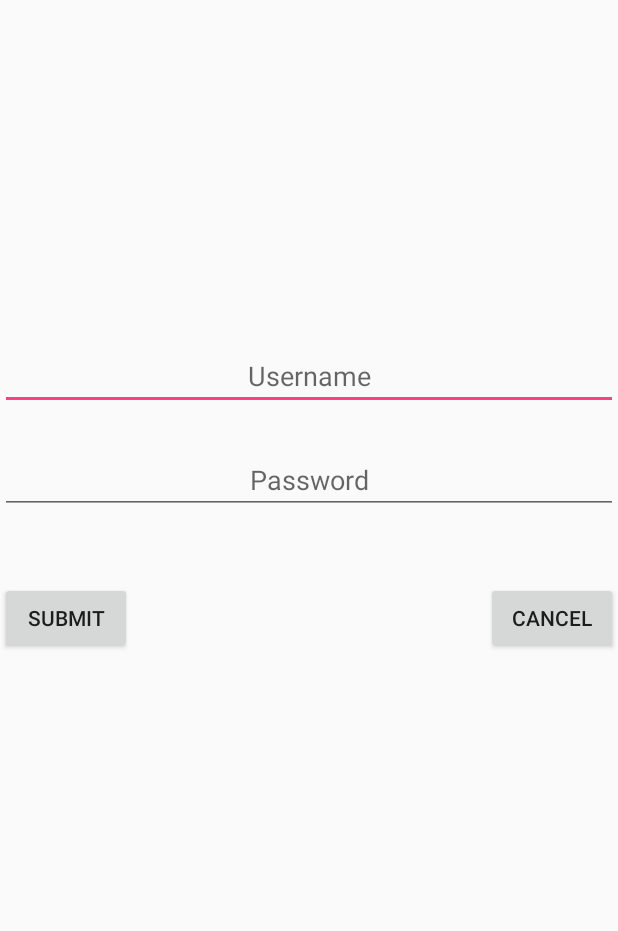
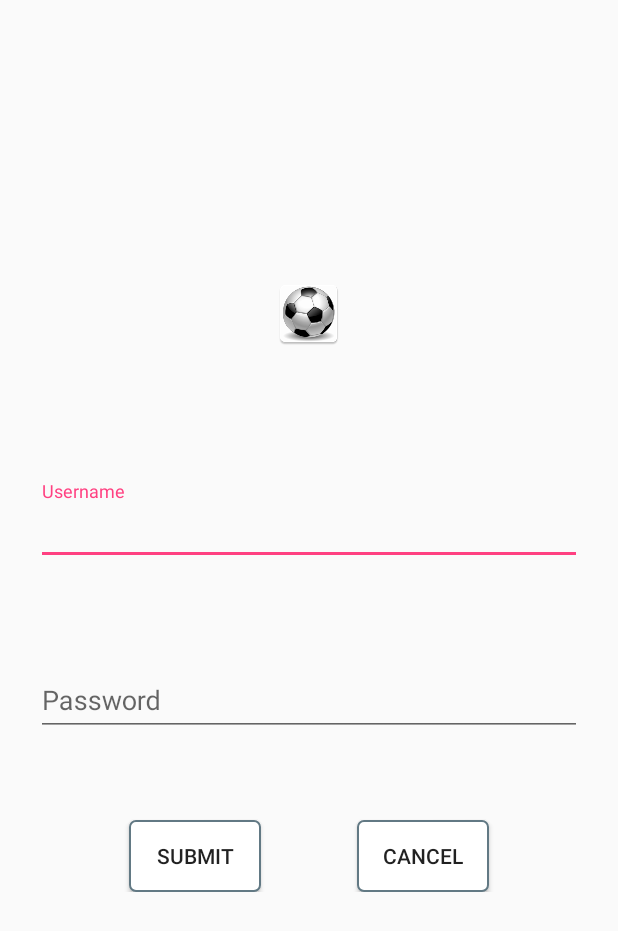
Before and after one commit to Mbukutshe/SoccerApp, an Android app: the LoginActivity screen opened directly, with no data from a screen before it, on a phone screen of 412 x 824 dp. Shown: the top 931 px of the screen. Run offline under Robolectric (Android 15) with nearby library versions, the phone set to English and light mode, and no system bars.

Commit message:
layout changes

```diff
--- a/app/src/main/AndroidManifest.xml
+++ b/app/src/main/AndroidManifest.xml
@@ -6,6 +6,7 @@
     <uses-permission android:name="android.permission.GET_ACCOUNTS" />
     <uses-permission android:name="android.permission.READ_PROFILE" />
     <uses-permission android:name="android.permission.READ_CONTACTS" />
+    <uses-permission android:name="android.permission.INTERNET"/>
 
     <application
         android:allowBackup="true"
--- /dev/null
+++ b/app/src/main/res/drawable/button_background.xml
@@ -0,0 +1,66 @@
+<?xml version="1.0" encoding="utf-8"?>
+<selector xmlns:android="http://schemas.android.com/apk/res/android">
+    <item
+        android:state_pressed="true">
+        <shape
+            xmlns:android="http://schemas.android.com/apk/res/android"
+            android:shape="rectangle">
+            <corners
+                android:radius="4dp"
+                />
+            <gradient
+                android:angle="45"
+                android:centerX="35%"
+                android:centerColor="#627984"
+                android:startColor="#627984"
+                android:endColor="#627984"
+                android:type="linear"
+                />
+            <padding
+                android:left="0dp"
+                android:top="0dp"
+                android:right="0dp"
+                android:bottom="0dp"
+                />
+            <size
+                android:width="80dp"
+                android:height="30dp"
+                />
+            <stroke
+                android:width="1dp"
+                android:color="#627984"
+                />
+        </shape>
+    </item>
+    <item android:state_pressed="false">
+        <shape
+            xmlns:android="http://schemas.android.com/apk/res/android"
+            android:shape="rectangle">
+            <corners
+                android:radius="4dp"
+                />
+            <gradient
+                android:angle="45"
+                android:centerX="35%"
+                android:centerColor="#FFFFFF"
+                android:startColor="#FFFFFF"
+                android:endColor="#FFFFFF"
+                android:type="linear"
+                />
+            <padding
+                android:left="0dp"
+                android:top="0dp"
+                android:right="0dp"
+                android:bottom="0dp"
+                />
+            <size
+                android:width="80dp"
+                android:height="30dp"
+                />
+            <stroke
+                android:width="1dp"
+                android:color="#627984"
+                />
+        </shape>
+    </item>
+</selector>
--- a/app/src/main/res/layout/activity_confirmation.xml
+++ b/app/src/main/res/layout/activity_confirmation.xml
@@ -9,11 +9,11 @@ tools:context="com.cloudflare.soccerapp.MainActivity">
 
 <Button
     android:id="@+id/btnStart"
+    android:background="@drawable/button_background"
     android:layout_width="wrap_content"
     android:layout_height="wrap_content"
     android:layout_alignParentBottom="true"
-    android:layout_alignParentRight="true"
-    android:layout_marginLeft="76dp"
-    android:layout_marginStart="76dp"
+    android:gravity="center"
+    android:layout_centerHorizontal="true"
     android:text="Start" />
 </RelativeLayout>
--- a/app/src/main/res/layout/activity_login.xml
+++ b/app/src/main/res/layout/activity_login.xml
@@ -6,43 +6,97 @@
     android:layout_height="match_parent"
     tools:context="com.cloudflare.soccerapp.LoginActivity">
 
-    <EditText
-        android:id="@+id/editUsername"
-        android:hint="Username"
-        android:gravity="center"
+    <ScrollView
+        android:layout_width="fill_parent"
+        android:layout_height="match_parent"
+        android:fitsSystemWindows="true"
+        android:scrollbars="none">
+
+        <LinearLayout
+            android:orientation="vertical"
             android:layout_width="match_parent"
             android:layout_height="wrap_content"
+            android:layout_gravity="center"
+            android:scrollbars="none"
+            android:paddingBottom="56dp"
+            android:paddingLeft="24dp"
+            android:paddingRight="24dp">
+            <ImageView
+                app:srcCompat="@mipmap/ic_launcher"
+                android:layout_width="wrap_content"
+                android:layout_height="72dp"
                 android:layout_marginBottom="24dp"
-        android:layout_above="@+id/editPassword"
-        android:layout_alignParentLeft="true"
-        android:layout_alignParentStart="true" />
-
-    <EditText
-        android:id="@+id/editPassword"
-        android:hint="Password"
-        android:gravity="center"
+                android:layout_gravity="center_horizontal" />
+            <TextView
+                android:id="@+id/error"
                 android:layout_width="match_parent"
                 android:layout_height="wrap_content"
-        android:layout_above="@+id/btnSubmit"
-        android:layout_alignParentLeft="true"
-        android:layout_alignParentStart="true"
-        android:layout_marginBottom="45dp" />
+                android:textColor="#FF00"
+                android:paddingLeft="56dp"
+                android:gravity="center"
+                android:layout_marginBottom="24dp"
+                android:paddingRight="56dp"/>
+            <!--  Name Label -->
+            <android.support.design.widget.TextInputLayout
+                android:layout_width="match_parent"
+                android:layout_height="wrap_content"
+                android:layout_marginTop="8dp"
+                android:layout_marginBottom="8dp">
 
+                <EditText android:id="@+id/editUsername"
+                    android:layout_width="match_parent"
+                    android:layout_height="wrap_content"
+                    android:inputType="textCapWords"
+                    android:hint="Username" />
+            </android.support.design.widget.TextInputLayout>
+
+            <!-- Password Label -->
+            <android.support.design.widget.TextInputLayout
+                android:layout_width="match_parent"
+                android:layout_height="wrap_content"
+                android:layout_marginTop="50dp"
+                android:layout_marginBottom="8dp">
+                <EditText android:id="@+id/editPassword"
+                    android:layout_width="match_parent"
+                    android:layout_height="wrap_content"
+                    android:inputType="textPassword"
+                    android:hint="Password"/>
+            </android.support.design.widget.TextInputLayout>
+
+            <!-- Signup Button -->
+        <FrameLayout
+            android:orientation="vertical"
+            android:layout_width="match_parent"
+            android:layout_height="wrap_content"
+            android:layout_marginTop="24dp"
+            android:scrollbars="none">
             <Button
                 android:id="@+id/btnSubmit"
                 android:layout_width="wrap_content"
                 android:layout_height="wrap_content"
+                android:layout_marginTop="24dp"
+                android:layout_gravity="center_horizontal"
+                android:padding="12dp"
+                android:layout_toLeftOf="@+id/btnCancel2"
                 android:text="Submit"
-        android:layout_centerVertical="true"
-        android:layout_alignLeft="@+id/editPassword"
-        android:layout_alignStart="@+id/editPassword" />
+                android:layout_alignParentLeft="true"
+                android:layout_marginRight="76dp"
+                android:background="@drawable/button_background" />
 
             <Button
                 android:id="@+id/btnCancel2"
                 android:layout_width="wrap_content"
                 android:layout_height="wrap_content"
+                android:layout_toRightOf="@+id/btnSubmit"
+                android:layout_marginTop="24dp"
+                android:padding="12dp"
                 android:text="Cancel"
-        android:layout_alignTop="@+id/btnSubmit"
+                android:layout_marginLeft="76dp"
+                android:background="@drawable/button_background"
                 android:layout_alignParentRight="true"
-        android:layout_alignParentEnd="true" />
+                android:layout_gravity="center_horizontal"/>
+            </FrameLayout>
+        </LinearLayout>
+
+    </ScrollView>
 </RelativeLayout>
--- a/app/src/main/res/layout/activity_main.xml
+++ b/app/src/main/res/layout/activity_main.xml
@@ -6,43 +6,66 @@
     android:layout_width="match_parent"
     android:layout_height="match_parent"
     tools:context="com.cloudflare.soccerapp.MainActivity">
-
-
-    <Button
-            android:id="@+id/btnRegister"
-            android:layout_width="wrap_content"
-            android:layout_height="wrap_content"
-            android:layout_alignParentBottom="true"
-            android:text="Register" />
-
-        <Button
-            android:id="@+id/btnNewsFeed"
-            android:layout_width="wrap_content"
-            android:layout_height="wrap_content"
-            android:layout_alignParentBottom="true"
-            android:layout_alignParentRight="true"
-            android:layout_marginLeft="76dp"
-            android:layout_marginStart="76dp"
-            android:text="NewsFeed" />
+    <LinearLayout
+        android:orientation="vertical"
+        android:layout_width="match_parent"
+        android:layout_height="match_parent"
+        android:layout_gravity="center"
+        android:gravity="center"
+        android:scrollbars="none"
+        android:paddingBottom="56dp"
+        android:paddingLeft="24dp"
+        android:paddingRight="24dp">
 
     <ImageView
         android:id="@+id/imageView"
         android:layout_width="150dp"
         android:layout_height="150dp"
         app:srcCompat="@mipmap/ic_launcher"
-        android:layout_above="@+id/btnNewsFeed"
-        android:layout_centerHorizontal="true"
-        android:layout_marginBottom="150dp" />
+        android:layout_gravity="center_horizontal"
+        android:layout_marginBottom="50dp"/>
+    <FrameLayout
+        android:orientation="vertical"
+        android:layout_width="match_parent"
+        android:layout_height="wrap_content"
+        android:layout_marginTop="24dp"
+        android:gravity="center"
+        android:scrollbars="none">
 
+        <Button
+            android:id="@+id/btnRegister"
+            android:background="@drawable/button_background"
+            android:layout_width="wrap_content"
+            android:layout_height="wrap_content"
+            android:layout_alignParentBottom="true"
+            android:layout_alignParentLeft="true"
+            android:layout_marginRight="76dp"
+            android:layout_gravity="center_horizontal"
+            android:text="Register" />
+
+        <Button
+            android:id="@+id/btnNewsFeed"
+            android:background="@drawable/button_background"
+            android:layout_width="wrap_content"
+            android:layout_height="wrap_content"
+            android:layout_gravity="center_horizontal"
+            android:layout_alignParentBottom="true"
+            android:layout_alignParentRight="true"
+            android:layout_marginLeft="76dp"
+            android:layout_marginStart="76dp"
+            android:text="NewsFeed" />
+    </FrameLayout>
+    </LinearLayout>
     <ImageButton
         android:id="@+id/imageButton3"
         android:layout_width="wrap_content"
+        android:background="@drawable/button_background"
         android:layout_height="wrap_content"
         android:layout_alignParentEnd="true"
         android:layout_alignParentRight="true"
         android:layout_alignParentTop="true"
         android:layout_marginTop="16dp"
+        android:layout_marginRight="16dp"
         app:srcCompat="@android:drawable/ic_menu_camera" />
 
-
 </RelativeLayout>
--- a/app/src/main/res/layout/activity_register_team.xml
+++ b/app/src/main/res/layout/activity_register_team.xml
@@ -15,6 +15,7 @@
         <Button
             android:id="@+id/btnAddTeamMembers"
             android:layout_width="wrap_content"
+            android:background="@drawable/button_background"
             android:layout_height="wrap_content"
             android:text="Add Team Members"
             android:layout_alignParentBottom="true" />
@@ -22,6 +23,7 @@
         <Button
             android:id="@+id/btnCancel"
             android:layout_width="wrap_content"
+            android:background="@drawable/button_background"
             android:layout_height="wrap_content"
             android:layout_alignParentBottom="true"
             android:layout_alignParentRight="true"
@@ -69,6 +71,7 @@
             android:layout_width="wrap_content"
             android:layout_height="wrap_content"
             android:text="Date"
+            android:background="@drawable/button_background"
             android:layout_marginTop="10dp"
             android:layout_below="@+id/editChairman"
             android:layout_alignLeft="@+id/btnCancel"
--- a/app/src/main/res/layout/activity_team_members2.xml
+++ b/app/src/main/res/layout/activity_team_members2.xml
@@ -16,18 +16,20 @@
         android:id="@+id/btnYes"
         android:layout_width="wrap_content"
         android:layout_height="wrap_content"
-        android:text="Yes"
+        android:background="@drawable/button_background"
+        android:text="Submit"
         android:layout_alignParentBottom="true" />
 
     <Button
         android:id="@+id/btnNo"
         android:layout_width="wrap_content"
         android:layout_height="wrap_content"
+        android:background="@drawable/button_background"
         android:layout_alignParentBottom="true"
         android:layout_alignParentRight="true"
         android:layout_marginEnd="22dp"
         android:layout_marginRight="22dp"
-        android:text="No" />
+        android:text="Cancel" />
 
     <EditText
         android:id="@+id/editTeamMemberName"
--- a/build.gradle
+++ b/build.gradle
@@ -5,7 +5,7 @@ buildscript {
         jcenter()
     }
     dependencies {
-        classpath 'com.android.tools.build:gradle:2.3.1'
+        classpath 'com.android.tools.build:gradle:2.3.0'
 
         // NOTE: Do not place your application dependencies here; they belong
         // in the individual module build.gradle files
```
Lines whose indentation alone changed are shown as unchanged.
